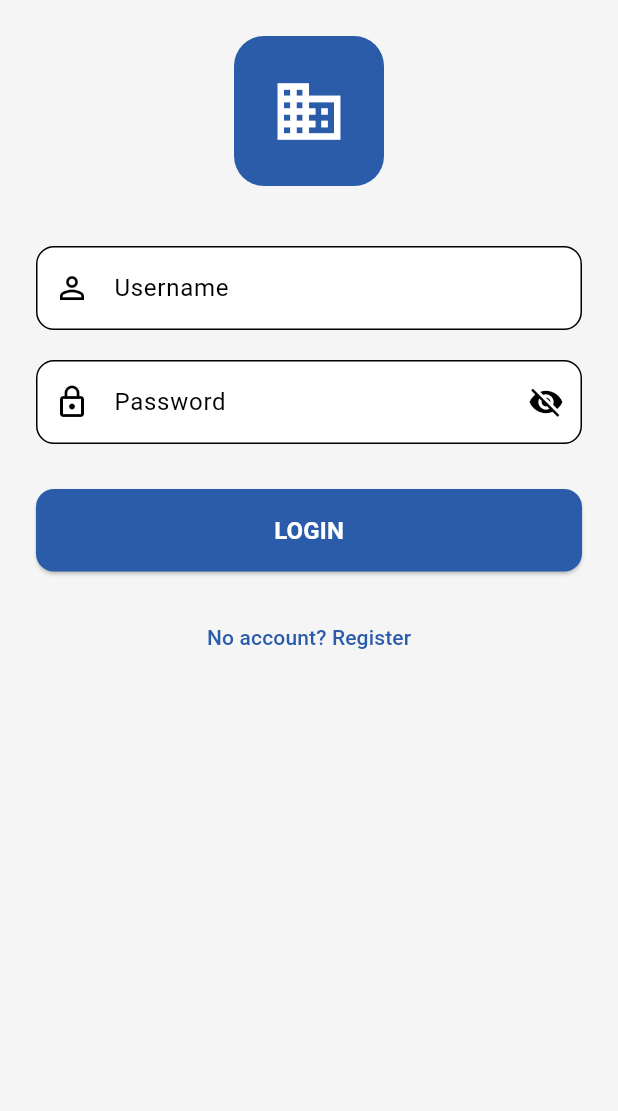
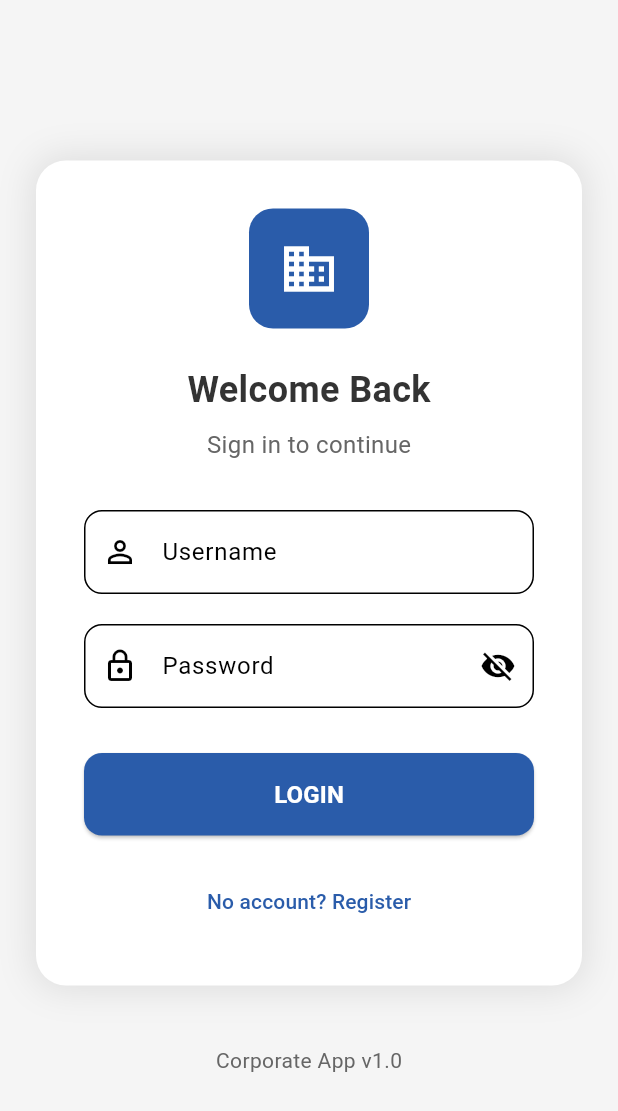
Before and after one commit to DidarTito/corporate_app, a Flutter app: the screen it shows after launch, on a phone screen of 412 x 824 dp. Shown: the top 1111 px of the screen. Run offline on Flutter 3.47's test engine with Material 3 defaults, Android fonts, the phone set to English and light mode, and no system bars.

Commit message:
login screen updated: centered layout and theme support

```diff
--- a/lib/screens/login_screen.dart
+++ b/lib/screens/login_screen.dart
@@ -36,31 +36,65 @@ class _LoginScreenState extends State<LoginScreen> {
   Widget build(BuildContext context) {
     return Scaffold(
       backgroundColor: AppColors.backgroundLight,
-      body: SafeArea(
+      body: Center(
         child: SingleChildScrollView(
           padding: const EdgeInsets.all(24),
           child: Column(
-            crossAxisAlignment: CrossAxisAlignment.stretch,
             mainAxisAlignment: MainAxisAlignment.center,
+            crossAxisAlignment: CrossAxisAlignment.center,
+            children: [
+              // Login Card/Block
+              Container(
+                constraints: const BoxConstraints(maxWidth: 400),
+                padding: const EdgeInsets.all(32),
+                decoration: BoxDecoration(
+                  color: Colors.white,
+                  borderRadius: BorderRadius.circular(20),
+                  boxShadow: [
+                    BoxShadow(
+                      color: Colors.black.withOpacity(0.1),
+                      blurRadius: 20,
+                      spreadRadius: 2,
+                    ),
+                  ],
+                ),
+                child: Column(
+                  mainAxisSize: MainAxisSize.min,
                   children: [
                     // Логотип
-              Align(
-                alignment: Alignment.center,
-                child: Container(
-                  width: 100,
-                  height: 100,
+                    Container(
+                      width: 80,
+                      height: 80,
                       decoration: BoxDecoration(
                         color: AppColors.primaryBlue,
-                    borderRadius: BorderRadius.circular(20),
+                        borderRadius: BorderRadius.circular(16),
                       ),
                       child: const Icon(
                         Icons.business,
-                    size: 50,
+                        size: 40,
                         color: Colors.white,
                       ),
                     ),
+                    const SizedBox(height: 24),
+
+                    // Заголовок
+                    const Text(
+                      'Welcome Back',
+                      style: TextStyle(
+                        fontSize: 24,
+                        fontWeight: FontWeight.bold,
+                        color: AppColors.textPrimary,
                       ),
-              const SizedBox(height: 40),
+                    ),
+                    const SizedBox(height: 8),
+                    const Text(
+                      'Sign in to continue',
+                      style: TextStyle(
+                        fontSize: 16,
+                        color: AppColors.textSecondary,
+                      ),
+                    ),
+                    const SizedBox(height: 32),
 
                     // Поле username
                     TextField(
@@ -106,7 +140,9 @@ class _LoginScreenState extends State<LoginScreen> {
                     const SizedBox(height: 30),
 
                     // Кнопка Login
-              ElevatedButton(
+                    SizedBox(
+                      width: double.infinity,
+                      child: ElevatedButton(
                         onPressed: _login,
                         style: ElevatedButton.styleFrom(
                           backgroundColor: AppColors.primaryBlue,
@@ -124,9 +160,10 @@ class _LoginScreenState extends State<LoginScreen> {
                           ),
                         ),
                       ),
+                    ),
                     const SizedBox(height: 20),
 
-              // Ссылка на регистрацию (пока неактивна)
+                    // Ссылка на регистрацию
                     TextButton(
                       onPressed: () {
                         ScaffoldMessenger.of(context).showSnackBar(
@@ -145,6 +182,19 @@ class _LoginScreenState extends State<LoginScreen> {
                   ],
                 ),
               ),
+
+              // Footer
+              const SizedBox(height: 40),
+              const Text(
+                'Corporate App v1.0',
+                style: TextStyle(
+                  fontSize: 14,
+                  color: AppColors.textSecondary,
+                ),
+              ),
+            ],
+          ),
+        ),
       ),
     );
   }
```
Lines whose indentation alone changed are shown as unchanged.
